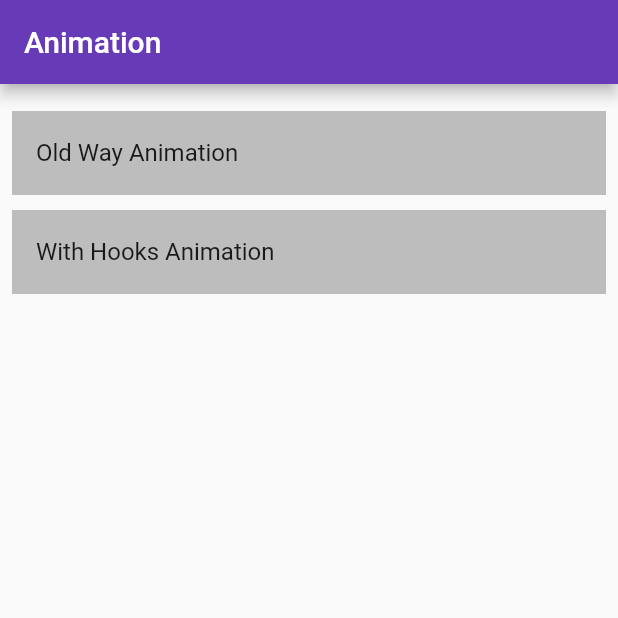
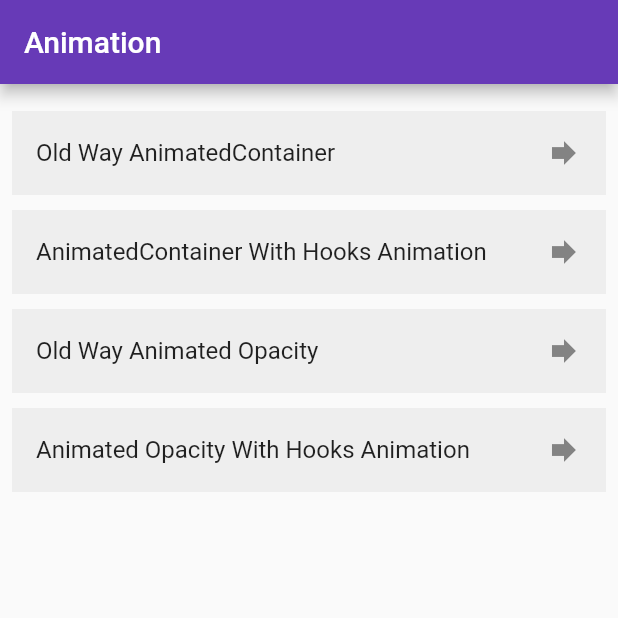
Before and after one commit to tusharbhambere/Animation-with-Flutter_hooks, a Flutter app: the screen it shows after launch, on a phone screen of 412 x 824 dp, the top half of it. Run offline on Flutter 3.47's test engine with Material 2 defaults, Android fonts, the phone set to English and light mode, and no system bars; our stand-ins replace flutter_hooks.

Commit message:
Opacity Animation

```diff
--- a/day1_animations/lib/main.dart
+++ b/day1_animations/lib/main.dart
@@ -1,4 +1,3 @@
-import 'package:day1_animations/src/Screen/HomePage/home_page.dart';
 import 'package:day1_animations/src/Screen/both.dart';
 import 'package:flutter/material.dart';
 
--- a/day1_animations/lib/src/Screen/Hooks/hooks_page.dart
+++ b/day1_animations/lib/src/Screen/Hooks/container_animation_hooks.dart
@@ -3,8 +3,8 @@ import 'dart:math';
 import 'package:flutter/material.dart';
 import 'package:flutter_hooks/flutter_hooks.dart';
 
-class HooksPage extends HookWidget {
-  const HooksPage({Key? key}) : super(key: key);
+class ContainerAniHooks extends HookWidget {
+  const ContainerAniHooks({Key? key}) : super(key: key);
 
   @override
   Widget build(BuildContext context) {
--- a/day1_animations/lib/src/Screen/both.dart
+++ b/day1_animations/lib/src/Screen/both.dart
@@ -1,6 +1,9 @@
-import 'package:day1_animations/src/Screen/HomePage/home_page.dart';
-import 'package:day1_animations/src/Screen/Hooks/hooks_page.dart';
+import 'package:day1_animations/src/Screen/HomePage/container_animation.dart';
+import 'package:day1_animations/src/Screen/HomePage/opacity_animation.dart';
+import 'package:day1_animations/src/Screen/Hooks/container_animation_hooks.dart';
 import 'package:flutter/material.dart';
+
+import 'Hooks/opacity_animation_hooks.dart';
 
 class BothPage extends StatelessWidget {
   const BothPage({Key? key}) : super(key: key);
@@ -19,26 +22,54 @@ class BothPage extends StatelessWidget {
               height: 10,
             ),
             ListTile(
-              tileColor: Colors.grey[400],
+              trailing: const Icon(Icons.forward),
+              tileColor: Colors.grey[200],
               onTap: () {
                 Navigator.of(context).push(MaterialPageRoute(
-                  builder: (context) => const HomePage(),
+                  builder: (context) => const ContainerAnimation(),
                 ));
               },
-              title: const Text('Old Way Animation'),
+              title: const Text('Old Way AnimatedContainer'),
             ),
             const SizedBox(
               height: 10,
             ),
             ListTile(
-              tileColor: Colors.grey[400],
+              trailing: const Icon(Icons.forward),
+              tileColor: Colors.grey[200],
               onTap: () {
                 Navigator.of(context).push(MaterialPageRoute(
-                  builder: (context) => const HooksPage(),
+                  builder: (context) => const ContainerAniHooks(),
                 ));
               },
-              title: const Text('With Hooks Animation'),
-            )
+              title: const Text('AnimatedContainer With Hooks Animation'),
+            ),
+            const SizedBox(
+              height: 10,
+            ),
+            ListTile(
+              trailing: const Icon(Icons.forward),
+              tileColor: Colors.grey[200],
+              onTap: () {
+                Navigator.of(context).push(MaterialPageRoute(
+                  builder: (context) => const OpacityAnimation(),
+                ));
+              },
+              title: const Text('Old Way Animated Opacity'),
+            ),
+            const SizedBox(
+              height: 10,
+            ),
+            ListTile(
+              trailing: const Icon(Icons.forward),
+              tileColor: Colors.grey[200],
+              onTap: () {
+                Navigator.of(context).push(MaterialPageRoute(
+                  builder: (context) => const AnimatedOpacityHooks(),
+                ));
+              },
+              title: const Text('Animated Opacity With Hooks Animation'),
+            ),
           ],
         ),
       ),
```
Also changed, not shown: day1_animations/lib/src/Screen/HomePage/container_animation.dart (renamed from day1_animations/lib/src/Screen/HomePage/home_page.dart, +4 -4 lines), day1_animations/lib/src/Screen/HomePage/opacity_animation.dart (added, +51 -0 lines), day1_animations/lib/src/Screen/Hooks/opacity_animation_hooks.dart (added, +42 -0 lines).
